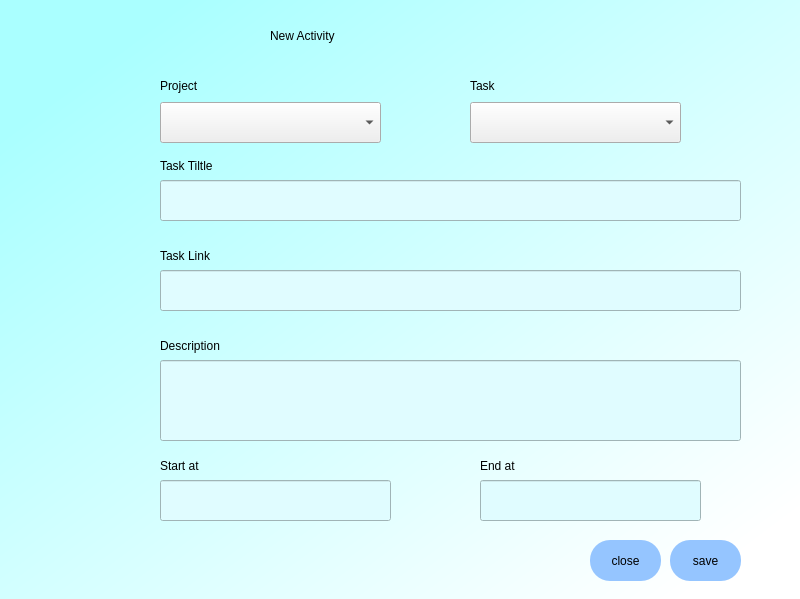
The window that add_activity.ui (nehamalviya22/Assure_Effort_Desktop_Application) describes before a commit, drawn with Qt 5.
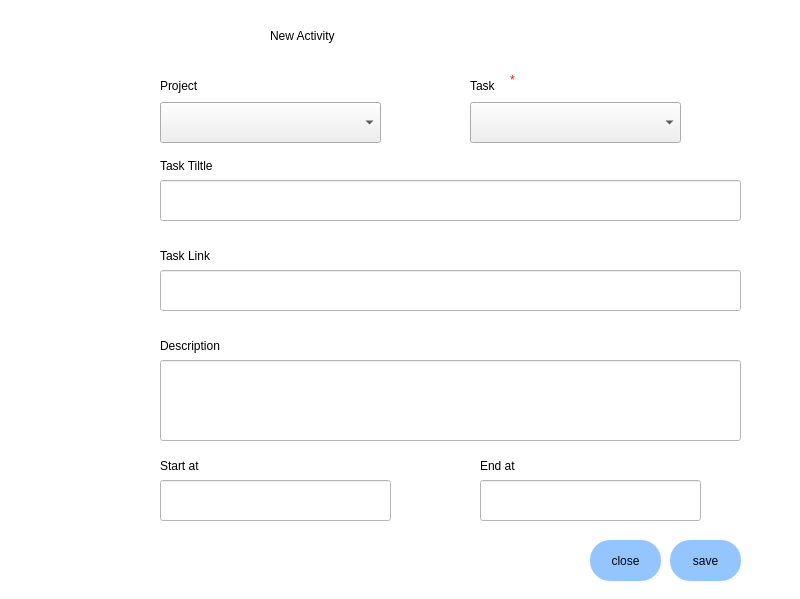
The same window after the commit.

Commit message: update design of all screen

Patch:
```diff
--- a/add_activity.ui
+++ b/add_activity.ui
@@ -24,7 +24,7 @@
    </property>
    <property name="styleSheet">
     <string notr="true">QWidget#bgwidget{
-background-color:qlineargradient(spread:pad, x1:0.105, y1:0.125, x2:0.916, y2:0.931818, stop:0 rgba(170, 255, 255, 255), stop:1 rgba(255, 255, 255, 255));}</string>
+background-color:qlineargradient(spread:pad, x1:0.105, y1:0.125, x2:0.916, y2:0.931818, stop:0 rgba(255, 255, 255, 255), stop:1 rgba(255, 255, 255, 255));}</string>
    </property>
    <widget class="QLabel" name="label">
     <property name="geometry">
@@ -71,7 +71,7 @@
      </rect>
     </property>
     <property name="styleSheet">
-     <string notr="true">background-color:rgb(224, 252, 255);
+     <string notr="true">background-color:rgb(255, 255, 255);
 font: 12pt &quot;Sans Serif&quot;;</string>
     </property>
    </widget>
@@ -107,22 +107,6 @@
      <string>Task Tiltle</string>
     </property>
    </widget>
-   <widget class="QLabel" name="error">
-    <property name="geometry">
-     <rect>
-      <x>260</x>
-      <y>376</y>
-      <width>251</width>
-      <height>20</height>
-     </rect>
-    </property>
-    <property name="styleSheet">
-     <string notr="true">font: 12pt &quot;Sans Serif&quot;;color:red;</string>
-    </property>
-    <property name="text">
-     <string/>
-    </property>
-   </widget>
    <widget class="QPushButton" name="save">
     <property name="geometry">
      <rect>
@@ -216,7 +200,7 @@
      </rect>
     </property>
     <property name="styleSheet">
-     <string notr="true">background-color:rgb(224, 252, 255);
+     <string notr="true">background-color:rgb(255, 255, 255);
 font: 12pt &quot;Sans Serif&quot;;</string>
     </property>
    </widget>
@@ -230,7 +214,7 @@
      </rect>
     </property>
     <property name="styleSheet">
-     <string notr="true">background-color:rgb(224, 252, 255);
+     <string notr="true">background-color:rgb(255, 255, 255);
 font: 12pt &quot;Sans Serif&quot;;</string>
     </property>
    </widget>
@@ -244,7 +228,7 @@
      </rect>
     </property>
     <property name="styleSheet">
-     <string notr="true">background-color:rgb(224, 252, 255);
+     <string notr="true">background-color:rgb(255, 255, 255);
 font: 12pt &quot;Sans Serif&quot;;</string>
     </property>
    </widget>
@@ -258,7 +242,7 @@
      </rect>
     </property>
     <property name="styleSheet">
-     <string notr="true">background-color:rgb(224, 252, 255);
+     <string notr="true">background-color:rgb(255, 255, 255);
 font: 12pt &quot;Sans Serif&quot;;</string>
     </property>
    </widget>
@@ -275,7 +259,7 @@
      <string notr="true">font: 11pt &quot;Sans Serif&quot;;</string>
     </property>
     <property name="text">
-     <string>Task</string>
+     <string>Task </string>
     </property>
    </widget>
    <widget class="QComboBox" name="Addproject">
@@ -298,6 +282,39 @@
      </rect>
     </property>
    </widget>
+   <widget class="QLabel" name="error">
+    <property name="geometry">
+     <rect>
+      <x>470</x>
+      <y>150</y>
+      <width>101</width>
+      <height>20</height>
+     </rect>
+    </property>
+    <property name="styleSheet">
+     <string notr="true">font: 12pt &quot;Sans Serif&quot;;color:red;</string>
+    </property>
+    <property name="text">
+     <string/>
+    </property>
+   </widget>
+   <widget class="QLabel" name="label_10">
+    <property name="geometry">
+     <rect>
+      <x>510</x>
+      <y>70</y>
+      <width>20</width>
+      <height>20</height>
+     </rect>
+    </property>
+    <property name="styleSheet">
+     <string notr="true">font: 14pt &quot;Sans Serif&quot;;
+color: rgb(255, 21, 0);</string>
+    </property>
+    <property name="text">
+     <string>*</string>
+    </property>
+   </widget>
   </widget>
  </widget>
  <resources/>
```
The commit also changes 3 other files.
